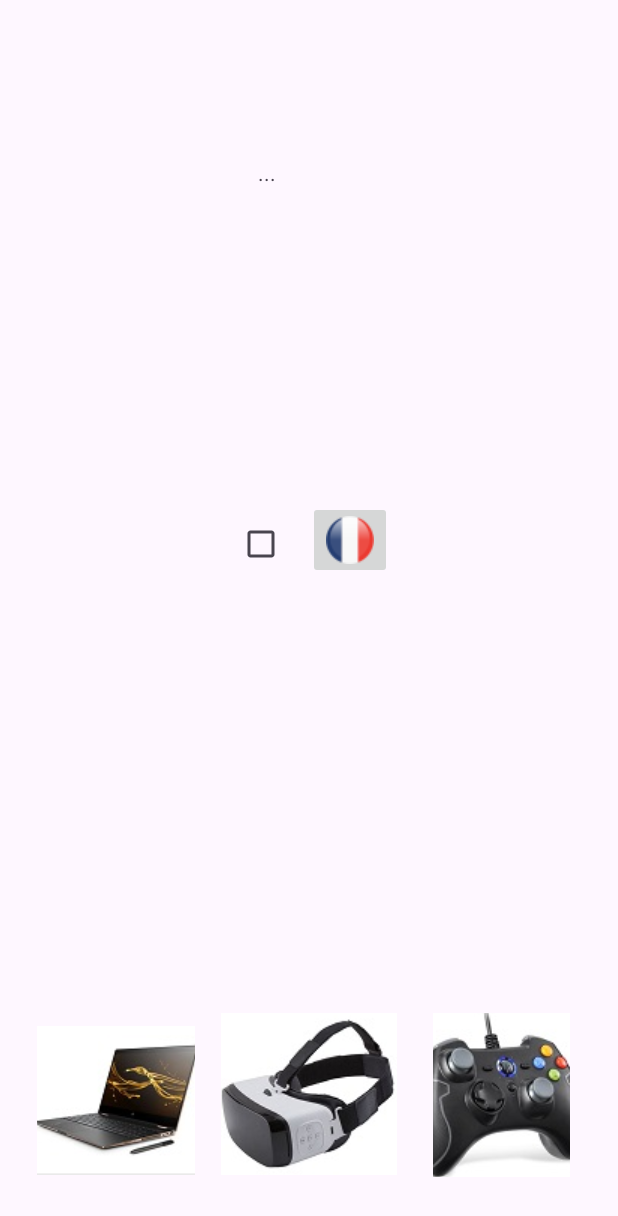
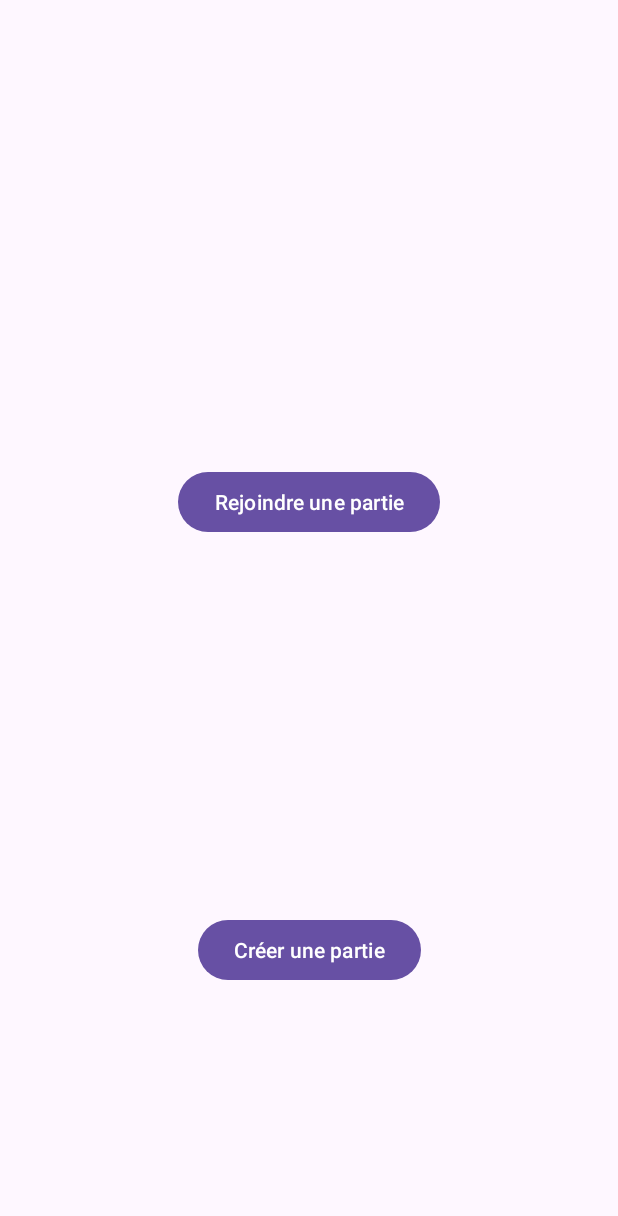
Before and after one commit to Leroideslicornes/Projet_android, an Android app: the screen it shows after launch (MainActivity), on a phone screen of 412 x 824 dp. Shown: the top 1216 px of the screen. Run offline under Robolectric (Android 15) with nearby library versions, the phone set to English and light mode, and no system bars.

Commit message:
Création page de garde dans main activity. ajjout des bouton rejoindre et cree

```diff
--- a/app/src/main/java/com/example/myapplication/MainActivity.java
+++ b/app/src/main/java/com/example/myapplication/MainActivity.java
@@ -1,68 +1,36 @@
 package com.example.myapplication;
-import android.widget.CheckBox;
 
 import android.os.Bundle;
 import android.view.View;
-import android.widget.ImageButton;
-import android.widget.TextView;
+import android.widget.Button;
+import android.widget.Toast;
 import androidx.appcompat.app.AppCompatActivity;
 
 public class MainActivity extends AppCompatActivity {
-
-    private TextView textView;
-    private ImageButton imageButton1;
-    private ImageButton imageButton2;
-    private ImageButton imageButton3;
-    private CheckBox checkBox;
 
     @Override
     protected void onCreate(Bundle savedInstanceState) {
         super.onCreate(savedInstanceState);
         setContentView(R.layout.activity_main);
 
-        checkBox = findViewById(R.id.checkBox);
-        // Initialiser les vues
-        textView = findViewById(R.id.textView);
-        imageButton1 = findViewById(R.id.imageButton2);
-        imageButton2 = findViewById(R.id.imageButton3);
-        imageButton3 = findViewById(R.id.imageButton4);
+        // Récupérer les boutons par leur ID
+        Button joinGameButton = findViewById(R.id.button_join_game);
+        Button createGameButton = findViewById(R.id.button_create_game);
 
-        // Configurer l'écouteur d'événements pour le ImageButton
-        imageButton1.setOnClickListener(new View.OnClickListener() {
+        // Définir les actions à effectuer lors des clics sur les boutons
+        joinGameButton.setOnClickListener(new View.OnClickListener() {
             @Override
             public void onClick(View v) {
-                if (checkBox.isChecked()) {
-                    textView.setText("Ordinateur portable");
-                } else {
-                    textView.setText("Portable Computer");
-                }
-            }
-        });
-        imageButton2.setOnClickListener(new View.OnClickListener() {
-            @Override
-            public void onClick(View v) {
-                if (checkBox.isChecked()) {
-                    textView.setText("Masque de realiter virtuelle");
-                } else {
-                    textView.setText("Virtual reality masque");
-                }
-            }
-        });
-        imageButton3.setOnClickListener(new View.OnClickListener() {
-            @Override
-            public void onClick(View v) {
-                if (checkBox.isChecked()) {
-                    textView.setText("manette");
-                } else {
-                    textView.setText("Controller");
-                }
+                // Action à effectuer lorsque le bouton "Rejoindre une partie" est cliqué
+                Toast.makeText(MainActivity.this, "Rejoindre une partie cliqué", Toast.LENGTH_SHORT).show();
             }
         });
 
-        checkBox.setOnClickListener(new View.OnClickListener() {
+        createGameButton.setOnClickListener(new View.OnClickListener() {
             @Override
             public void onClick(View v) {
-                textView.setText("...");
+                // Action à effectuer lorsque le bouton "Créer une partie" est cliqué
+                Toast.makeText(MainActivity.this, "Créer une partie cliqué", Toast.LENGTH_SHORT).show();
             }
         });
     }
--- a/app/src/main/res/layout/activity_main.xml
+++ b/app/src/main/res/layout/activity_main.xml
@@ -1,48 +1,32 @@
 <?xml version="1.0" encoding="utf-8"?>
 <androidx.constraintlayout.widget.ConstraintLayout
 xmlns:android="http://schemas.android.com/apk/res/android"
+                  xmlns:app="http://schemas.android.com/apk/res-auto"
                   xmlns:tools="http://schemas.android.com/tools"
-        xmlns:app="http://schemas.android.com/apk/res-auto"
                   android:layout_width="match_parent"
                   android:layout_height="match_parent"
                   tools:context=".MainActivity">
-    <CheckBox
+
+<Button
+        android:id="@+id/button_join_game"
         android:layout_width="wrap_content"
-            android:layout_height="wrap_content" android:id="@+id/checkBox"
-            app:layout_constraintEnd_toEndOf="parent" app:layout_constraintTop_toTopOf="parent"
-            app:layout_constraintStart_toStartOf="parent" app:layout_constraintBottom_toBottomOf="parent"
-            app:layout_constraintHorizontal_bias="0.413" app:layout_constraintVertical_bias="0.436"/>
-    <ImageButton
+        android:layout_height="wrap_content"
+        android:text="Rejoindre une partie"
+        app:layout_constraintBottom_toBottomOf="parent"
+        app:layout_constraintEnd_toEndOf="parent"
+        app:layout_constraintStart_toStartOf="parent"
+        app:layout_constraintTop_toTopOf="parent"
+        app:layout_constraintVertical_bias="0.4" />
+
+<Button
+        android:id="@+id/button_create_game"
         android:layout_width="wrap_content"
-            android:layout_height="wrap_content" app:srcCompat="@drawable/fr" android:id="@+id/imageButton"
-            app:layout_constraintTop_toTopOf="parent"
-            app:layout_constraintBottom_toBottomOf="parent" app:layout_constraintVertical_bias="0.433"
-            app:layout_constraintEnd_toEndOf="parent" app:layout_constraintStart_toStartOf="parent"
-            app:layout_constraintHorizontal_bias="0.577"/>
-    <ImageButton
-            android:layout_width="105dp"
-            android:layout_height="99dp" app:srcCompat="@drawable/computer" android:id="@+id/imageButton2"
-            app:layout_constraintTop_toTopOf="parent" app:layout_constraintEnd_toEndOf="parent"
-            app:layout_constraintBottom_toBottomOf="parent" app:layout_constraintStart_toStartOf="parent"
-            app:layout_constraintHorizontal_bias="0.081" app:layout_constraintVertical_bias="0.944"/>
-    <ImageButton
-            android:layout_width="117dp"
-            android:layout_height="108dp" app:srcCompat="@drawable/mask" android:id="@+id/imageButton3"
+        android:layout_height="wrap_content"
+        android:text="Créer une partie"
         app:layout_constraintBottom_toBottomOf="parent"
-            app:layout_constraintTop_toTopOf="parent" app:layout_constraintStart_toStartOf="parent"
-            app:layout_constraintEnd_toEndOf="parent" app:layout_constraintVertical_bias="0.943"/>
-    <ImageButton
-            android:layout_width="91dp"
-            android:layout_height="109dp" app:srcCompat="@drawable/gamepad" android:id="@+id/imageButton4"
-            app:layout_constraintTop_toTopOf="parent"
-            app:layout_constraintBottom_toBottomOf="parent" app:layout_constraintEnd_toEndOf="parent"
-            app:layout_constraintStart_toStartOf="parent" app:layout_constraintHorizontal_bias="0.9"
-            app:layout_constraintVertical_bias="0.945"/>
-    <TextView
-            android:text="..."
-            android:layout_width="66dp"
-            android:layout_height="53dp" android:id="@+id/textView"
-            app:layout_constraintTop_toTopOf="parent" app:layout_constraintEnd_toEndOf="parent"
-            app:layout_constraintBottom_toBottomOf="parent" app:layout_constraintStart_toStartOf="parent"
-            app:layout_constraintHorizontal_bias="0.498" app:layout_constraintVertical_bias="0.137"/>
+        app:layout_constraintEnd_toEndOf="parent"
+        app:layout_constraintStart_toStartOf="parent"
+        app:layout_constraintTop_toBottomOf="@id/button_join_game"
+        app:layout_constraintVertical_bias="0.6" />
+
 </androidx.constraintlayout.widget.ConstraintLayout>
```
Also changed, not shown: app/src/main/java/com/example/myapplication/Page_de_garde.java (deleted, +0 -24 lines), app/src/main/res/layout/activity_page_de_garde.xml (deleted, +0 -21 lines), app/src/main/res/drawable/chateau-medieval-dessin-anime-chateau-conte-fees-conception-dessinee-main_884500-19298.jpg (deleted). Lines whose indentation alone changed are shown as unchanged.
